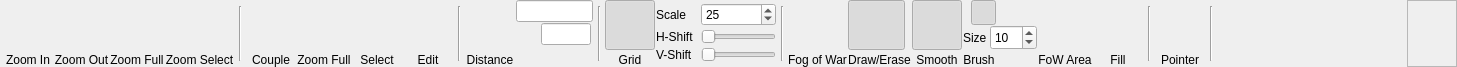
Above: DMHelper/src/ribbontabmap.ui from MMetze/DMHelper before the change. Below: the same form after it.
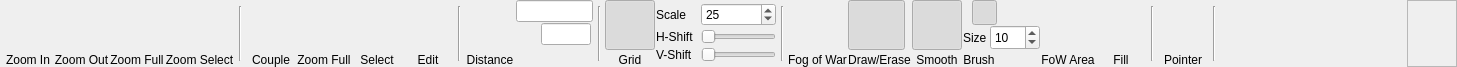
That is the form after the change. Icons and pictures are not drawn. Custom widgets are drawn as their Qt base class.

What changed in the file:
```diff
--- a/DMHelper/src/ribbontabmap.ui
+++ b/DMHelper/src/ribbontabmap.ui
@@ -1394,7 +1394,7 @@
          </property>
          <property name="minimumSize">
           <size>
-           <width>0</width>
+           <width>50</width>
            <height>25</height>
           </size>
          </property>
```
